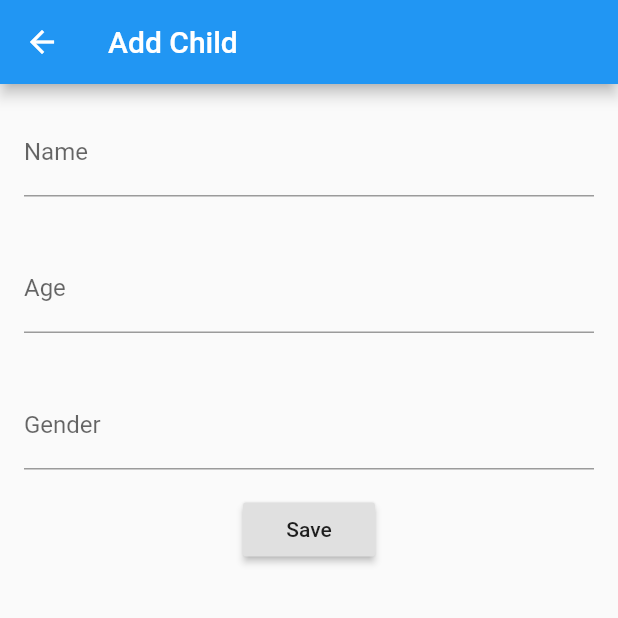
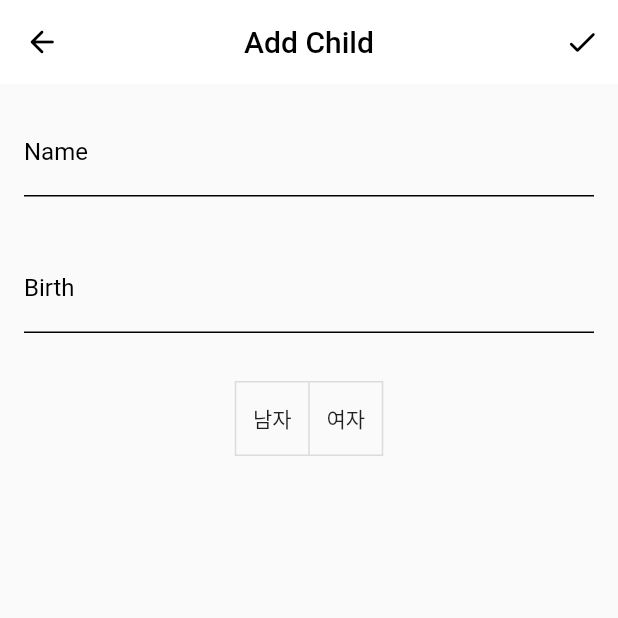
Before and after one commit to Arenslien/ABA-Analysis, a Flutter app: the screen it shows after launch, item 2 of the bottom bar chosen, after a tap on the "add" icon, on a phone screen of 412 x 824 dp, the top half of it. Run offline on Flutter 3.47's test engine with Material 2 defaults, Android fonts, the phone set to English and light mode, and no system bars; our stand-ins replace cloud_firestore; accounts and stored records are empty.

Commit message:
아동 추가

```diff
--- /dev/null
+++ b/lib/components/child_data.dart
@@ -0,0 +1,7 @@
+class ChildData {
+  String name = 'defult';
+  String age = '00000000';
+  String gender = '성별';
+
+  ChildData();
+}
--- a/lib/screens/child_management/child_input_screen.dart
+++ b/lib/screens/child_management/child_input_screen.dart
@@ -1,4 +1,6 @@
 import 'package:flutter/material.dart';
+import 'package:flutter/services.dart';
+import 'package:aba_analysis/components/child_data.dart';
 
 class ChildInputScreen extends StatefulWidget {
   const ChildInputScreen({Key? key}) : super(key: key);
@@ -8,63 +10,144 @@ class ChildInputScreen extends StatefulWidget {
 }
 
 class _ChildInputScreenState extends State<ChildInputScreen> {
-  Widget buildTextField(
-      {required String name, TextEditingController? controller}) {
-    return Padding(
-      padding: const EdgeInsets.all(16.0),
-      child: TextField(
-        controller: controller,
-        decoration: InputDecoration(
-          //border: OutlineInputBorder(),
-          labelText: name,
-          hintText: name,
+  _ChildInputScreenState();
+
+  final formkey = GlobalKey<FormState>();
+  ChildData newChildData = ChildData();
+  final List<bool> gender = [false, false];
+
+  @override
+  Widget build(BuildContext context) {
+    return GestureDetector(
+      onTap: () => FocusScope.of(context).unfocus(),
+      child: Form(
+        key: formkey,
+        child: Scaffold(
+          appBar: AppBar(
+            title: Text(
+              'Add Child',
+              style: TextStyle(color: Colors.black),
+            ),
+            centerTitle: true,
+            leading: IconButton(
+              icon: Icon(
+                Icons.arrow_back_rounded,
+                color: Colors.black,
+              ),
+              onPressed: () {
+                Navigator.pop(context);
+              },
+            ),
+            actions: [
+              IconButton(
+                icon: Icon(
+                  Icons.check_rounded,
+                  color: Colors.black,
+                ),
+                onPressed: () {
+                  if (formkey.currentState!.validate()) {
+                    Navigator.pop(context, newChildData);
+                  }
+                },
+              ),
+            ],
+            backgroundColor: Colors.white,
+            elevation: 0,
+          ),
+          body: Column(
+            children: [
+              Padding(
+                padding: const EdgeInsets.all(16.0),
+                child: TextFormField(
+                  decoration: buildInputDecoration('Name'),
+                  onChanged: (val) {
+                    setState(() {
+                      newChildData.name = val;
+                    });
+                  },
+                  validator: (val) {
+                    if (val!.length < 1) {
+                      return '이름은 필수사항입니다.';
+                    }
+                    return null;
+                  },
+                  cursorColor: Colors.black,
+                ),
+              ),
+              Padding(
+                padding: const EdgeInsets.all(16.0),
+                child: TextFormField(
+                  decoration: buildInputDecoration('Birth'),
+                  onChanged: (val) {
+                    setState(() {
+                      newChildData.age = val;
+                    });
+                  },
+                  validator: (val) {
+                    if (val!.length != 8) {
+                      return 'YYYYMMDD';
+                    }
+                    return null;
+                  },
+                  keyboardType: TextInputType.number,
+                  inputFormatters: [
+                    FilteringTextInputFormatter.allow(RegExp('[0-9]')),
+                  ],
+                  cursorColor: Colors.black,
+                ),
+              ),
+              Padding(
+                padding: const EdgeInsets.all(16.0),
+                child: ToggleButtons(
+                  children: [
+                    Text('남자'),
+                    Text('여자'),
+                  ],
+                  isSelected: gender,
+                  onPressed: (index) {
+                    if (!gender[index]) {
+                      setState(() {
+                        if (index == 0)
+                          newChildData.gender = '남자';
+                        else
+                          newChildData.gender = '여자';
+                        for (int buttonIndex = 0;
+                            buttonIndex < gender.length;
+                            buttonIndex++) {
+                          if (buttonIndex == index) {
+                            gender[buttonIndex] = !gender[buttonIndex];
+                          } else {
+                            gender[buttonIndex] = false;
+                          }
+                        }
+                      });
+                    }
+                  },
+                  selectedColor: Colors.black,
+                  selectedBorderColor: Colors.black,
+                  fillColor: Colors.white,
+                  splashColor: Colors.white,
+                ),
+              )
+            ],
+          ),
         ),
       ),
     );
   }
 
-  @override
-  Widget build(BuildContext context) {
-    return GestureDetector(
-      onTap: () => FocusScope.of(context).unfocus(),
-      child: Scaffold(
-        appBar: AppBar(
-          title: Text('Add Child'),
+  InputDecoration buildInputDecoration(String text) {
+    return InputDecoration(
+      labelText: text,
+      labelStyle: TextStyle(color: Colors.black),
+      hintStyle: TextStyle(color: Colors.grey),
+      enabledBorder: UnderlineInputBorder(
+        borderSide: BorderSide(
+          color: Colors.black,
         ),
-        body: Column(
-          children: [
-            buildTextField(name: 'Name'),
-            buildTextField(name: 'Age'),
-            buildTextField(name: 'Gender'),
-            // Padding(
-            //   padding: const EdgeInsets.all(16.0),
-            //   child: Row(
-            //     mainAxisAlignment: MainAxisAlignment.spaceBetween,
-            //     children: [
-            //       Expanded(
-            //         child: DropdownButtonFormField(
-            //           decoration: InputDecoration(
-            //             border: OutlineInputBorder(),
-            //             labelText: 'Item',
-            //           ),
-            //           items: [],
-            //         ),
-            //       ),
-            //       IconButton(
-            //         icon: Icon(Icons.add_circle_outline_rounded),
-            //         onPressed: () {},
-            //       ),
-            //     ],
-            //   ),
-            // ),
-            RaisedButton(
-              child: Text('Save'),
-              onPressed: () {
-                Navigator.pop(context);
-              },
-            )
-          ],
-        ),
+      ),
+      focusedBorder: UnderlineInputBorder(
+        borderSide: BorderSide(color: Colors.black),
       ),
     );
   }
--- a/lib/screens/child_management/child_screen.dart
+++ b/lib/screens/child_management/child_screen.dart
@@ -1,4 +1,6 @@
+import 'package:aba_analysis/screens/child_management/child_test_list.dart';
 import 'package:flutter/material.dart';
+import 'package:aba_analysis/components/child_data.dart';
 import 'package:aba_analysis/screens/child_management/search_bar.dart';
 import 'package:aba_analysis/screens/child_management/child_input_screen.dart';
 
@@ -10,13 +12,49 @@ class ChildScreen extends StatefulWidget {
 }
 
 class _ChildScreenState extends State<ChildScreen> {
+  List<ChildData> childData = [];
+
   @override
   Widget build(BuildContext context) {
     return GestureDetector(
       onTap: () => FocusScope.of(context).unfocus(),
       child: Scaffold(
-        appBar: SearchBar(),
-        body: Center(
+        appBar: searchBar(),
+        body: childData.length == 0
+            ? noChildData()
+            : ListView.builder(
+                padding: const EdgeInsets.all(16),
+                itemCount: childData.length,
+                itemBuilder: (BuildContext context, int index) {
+                  return childTile(childData[index]);
+                },
+              ),
+        floatingActionButton: FloatingActionButton(
+          child: Icon(
+            Icons.add_rounded,
+            size: 40,
+          ),
+          onPressed: () async {
+            final ChildData newChildData = await Navigator.push(
+              context,
+              MaterialPageRoute(
+                builder: (context) => ChildInputScreen(),
+              ),
+            );
+            if (newChildData != null) {
+              setState(() {
+                childData.add(newChildData);
+              });
+            }
+          },
+          backgroundColor: Colors.black,
+        ),
+      ),
+    );
+  }
+
+  Widget noChildData() {
+    return Center(
       child: Column(
         mainAxisAlignment: MainAxisAlignment.center,
         children: [
@@ -35,21 +73,43 @@ class _ChildScreenState extends State<ChildScreen> {
           ),
         ],
       ),
+    );
+  }
+
+  Widget childTile(ChildData childData) {
+    return ListTile(
+      leading: Icon(
+        Icons.person,
+        size: 50,
       ),
-        floatingActionButton: FloatingActionButton(
-          child: Icon(
-            Icons.add_rounded,
-            size: 40,
+      title: Text(
+        childData.name,
+        style: TextStyle(fontSize: 25),
       ),
-          onPressed: () {
+      subtitle: Text(
+        "${childData.age}세",
+        style: TextStyle(fontSize: 15),
+      ),
+      trailing: ToggleButtons(
+        children: [
+          Text('Test'),
+          Text('Graph'),
+        ],
+        isSelected: [false, false],
+        onPressed: (index) {
+          if (index == 0) {
             Navigator.push(
               context,
-              MaterialPageRoute(builder: (context) => ChildInputScreen()),
+              MaterialPageRoute(builder: (context) => ChildTestListScreen()),
             );
+          }
         },
-          backgroundColor: Colors.black,
+        constraints: BoxConstraints(minWidth: 80, minHeight: 50),
+        borderColor: Colors.black,
+        fillColor: Colors.white,
+        splashColor: Colors.black,
       ),
-      ),
+      dense: true,
     );
   }
 }
--- a/lib/screens/child_management/home_screen.dart
+++ b/lib/screens/child_management/home_screen.dart
@@ -10,11 +10,21 @@ class HomeScreen extends StatefulWidget {
   _HomeScreenState createState() => _HomeScreenState();
 }
 
-late PageController pageController;
-
 class _HomeScreenState extends State<HomeScreen> {
   int _page = 0;
   bool firebaseInitialized = false;
+  late PageController pageController;
+
+  @override
+  void initState() {
+    super.initState();
+    //Firebase.initializeApp().then((_) {
+    setState(() {
+      firebaseInitialized = true;
+    });
+    //});
+    pageController = PageController();
+  }
 
   @override
   Widget build(BuildContext context) {
@@ -91,15 +101,4 @@ class _HomeScreenState extends State<HomeScreen> {
       this._page = page;
     });
   }
-
-  @override
-  void initState() {
-    super.initState();
-    //Firebase.initializeApp().then((_) {
-    setState(() {
-      firebaseInitialized = true;
-    });
-    //});
-    pageController = PageController();
-  }
 }
--- a/lib/screens/child_management/search_bar.dart
+++ b/lib/screens/child_management/search_bar.dart
@@ -1,6 +1,6 @@
 import 'package:flutter/material.dart';
 
-AppBar SearchBar() {
+AppBar searchBar() {
   TextEditingController searchTextEditingController = TextEditingController();
   controlSearching(str) {
     print(str);
@@ -39,6 +39,7 @@ AppBar SearchBar() {
           },
         ),
       ),
+      cursorColor: Colors.black,
       style: TextStyle(fontSize: 18, color: Colors.black),
       onFieldSubmitted: controlSearching,
     ),
```
Lines whose indentation alone changed are shown as unchanged.
